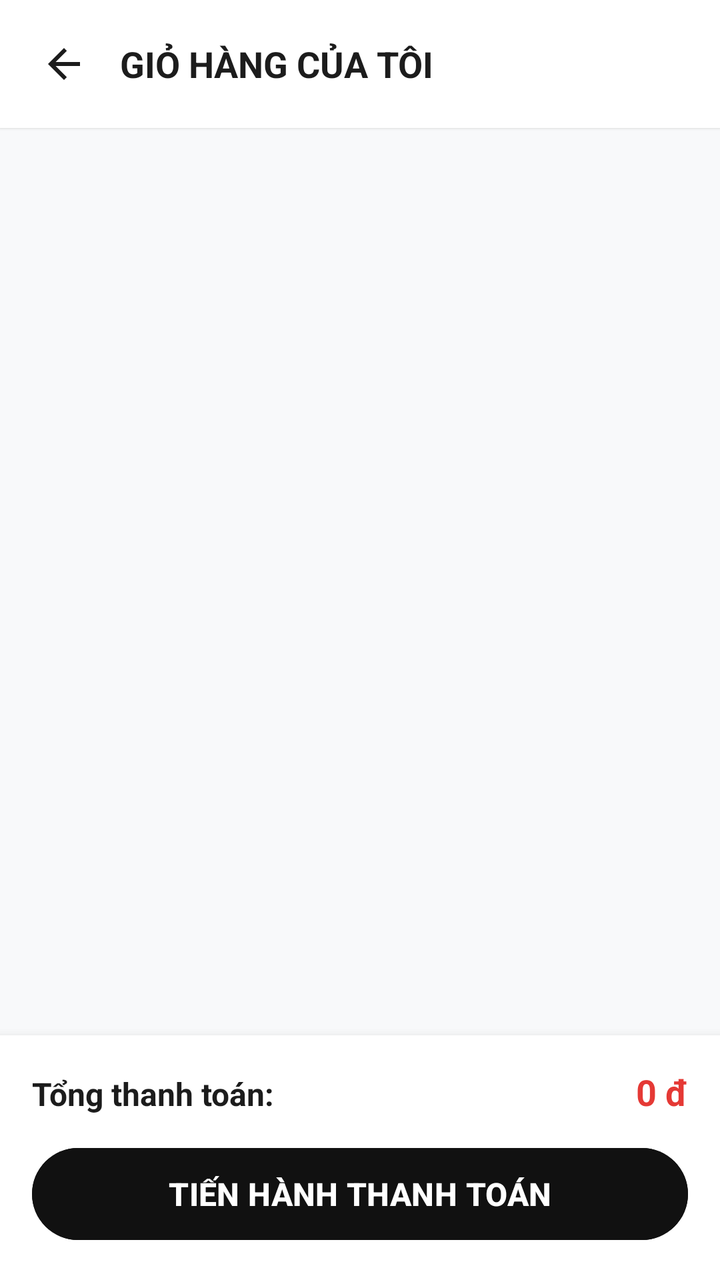
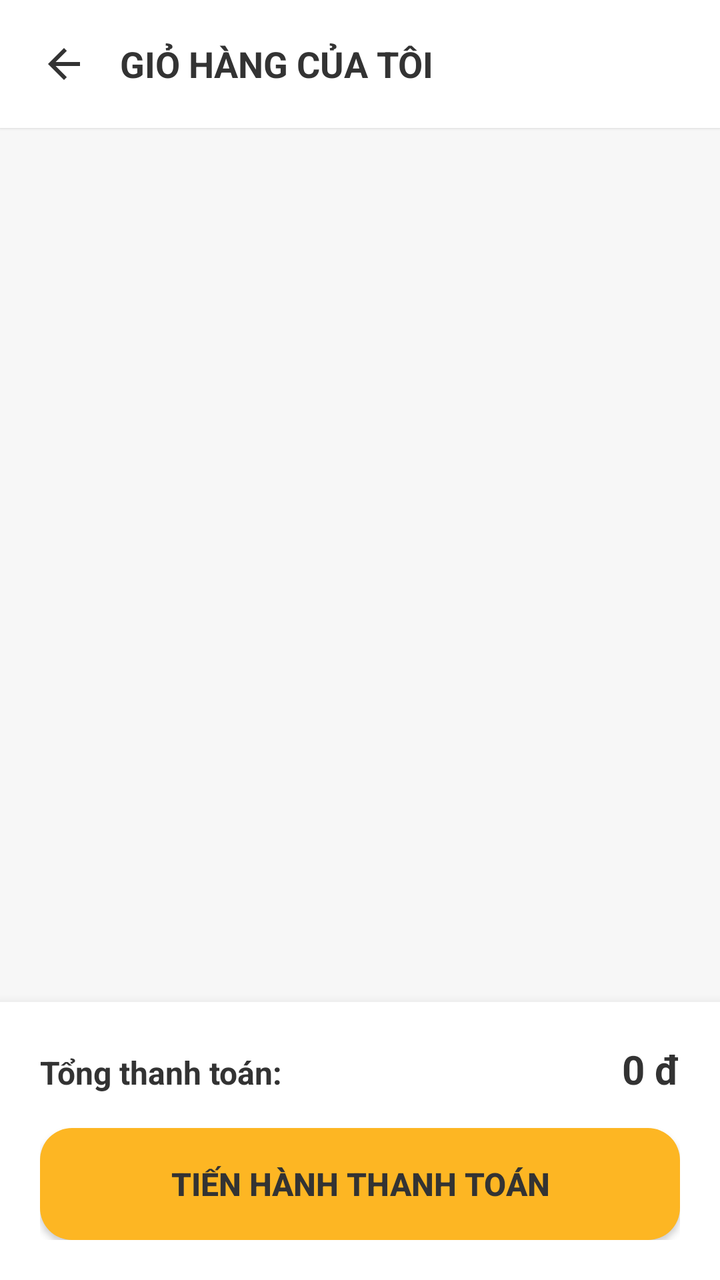

Before-and-after screenshots of an Android layout around one commit, followed by the original layout XML and the change that was made.
<!-- AndroidManifest.xml: application theme Theme.MobileDeviceStoreTDMU -->
<!-- res/layout/activity_gio_hang.xml -->
<?xml version="1.0" encoding="utf-8"?>
<LinearLayout xmlns:android="http://schemas.android.com/apk/res/android"
    xmlns:tools="http://schemas.android.com/tools"
    android:layout_width="match_parent"
    android:layout_height="match_parent"
    android:orientation="vertical"
    android:background="#F8F9FA"
    android:fitsSystemWindows="true"
    tools:context=".activity.GioHangActivity">

    
    <LinearLayout
        android:layout_width="match_parent"
        android:layout_height="wrap_content"
        android:background="#FFFFFF"
        android:elevation="1dp"
        android:padding="16dp"
        android:orientation="horizontal"
        android:gravity="center_vertical">

        <ImageView
            android:id="@+id/btnBackHeader"
            android:layout_width="32dp"
            android:layout_height="32dp"
            android:src="@drawable/ic_arrow_back"
            android:background="?attr/selectableItemBackgroundBorderless"
            android:padding="4dp"
            android:layout_marginEnd="12dp" />

        <TextView
            android:layout_width="0dp"
            android:layout_height="wrap_content"
            android:layout_weight="1"
            android:text="GIỎ HÀNG CỦA TÔI"
            android:textSize="18sp"
            android:textStyle="bold"
            android:textColor="#1C1C1C" />

    </LinearLayout>

    <TextView
        android:id="@+id/tvEmptyGioHang"
        android:layout_width="match_parent"
        android:layout_height="0dp"
        android:layout_weight="1"
        android:text="Giỏ hàng của bạn đang trống!"
        android:textColor="#8E8E93"
        android:textSize="15sp"
        android:gravity="center"
        android:visibility="gone" />

    <androidx.recyclerview.widget.RecyclerView
        android:id="@+id/rvGioHang"
        android:layout_width="match_parent"
        android:layout_height="0dp"
        android:layout_weight="1"
        android:clipToPadding="false"
        android:paddingBottom="16dp" />

    
    <LinearLayout
        android:id="@+id/layoutBottomGioHang"
        android:layout_width="match_parent"
        android:layout_height="wrap_content"
        android:background="#FFFFFF"
        android:elevation="8dp"
        android:padding="16dp"
        android:orientation="vertical">

        <LinearLayout
            android:layout_width="match_parent"
            android:layout_height="wrap_content"
            android:orientation="horizontal"
            android:layout_marginBottom="12dp">

            <TextView
                android:layout_width="0dp"
                android:layout_height="wrap_content"
                android:layout_weight="1"
                android:text="Tổng thanh toán:"
                android:textColor="#1C1C1C"
                android:textSize="16sp"
                android:textStyle="bold" />

            <TextView
                android:id="@+id/tvTongTienGioHang"
                android:layout_width="wrap_content"
                android:layout_height="wrap_content"
                android:text="0 đ"
                android:textColor="#E53935"
                android:textSize="18sp"
                android:textStyle="bold" />

        </LinearLayout>

        <Button
            android:id="@+id/btnThanhToanGioHang"
            android:layout_width="match_parent"
            android:layout_height="54dp"
            android:text="TIẾN HÀNH THANH TOÁN"
            android:backgroundTint="#111111"
            android:textColor="#FFFFFF"
            android:textSize="16sp"
            android:textStyle="bold" />

    </LinearLayout>

</LinearLayout>
<!-- resources referenced by this layout -->
<resources>
  <!-- drawable ic_arrow_back (drawable) -->
  <vector xmlns:android="http://schemas.android.com/apk/res/android"
      android:width="24dp"
      android:height="24dp"
      android:viewportWidth="24"
      android:viewportHeight="24">
      <path
          android:fillColor="#1C1C1C"
          android:pathData="M20,11H7.83l5.59,-5.59L12,4l-8,8 8,8 1.41,-1.41L7.83,13H20v-2z"/>
  </vector>
  <style name="Theme.MobileDeviceStoreTDMU" parent="Base.Theme.MobileDeviceStoreTDMU" />
  <style name="Base.Theme.MobileDeviceStoreTDMU" parent="Theme.Material3.DayNight.NoActionBar">
          
          
      </style>
</resources>

<!-- the commit's change to res/layout/activity_gio_hang.xml (unified diff, before → after) -->
@@ -1,10 +1,11 @@
 <?xml version="1.0" encoding="utf-8"?>
 <LinearLayout xmlns:android="http://schemas.android.com/apk/res/android"
     xmlns:tools="http://schemas.android.com/tools"
+    xmlns:app="http://schemas.android.com/apk/res-auto"
     android:layout_width="match_parent"
     android:layout_height="match_parent"
     android:orientation="vertical"
-    android:background="#F8F9FA"
+    android:background="@color/bg_light"
     android:fitsSystemWindows="true"
     tools:context=".activity.GioHangActivity">
 
@@ -12,7 +13,7 @@
     <LinearLayout
         android:layout_width="match_parent"
         android:layout_height="wrap_content"
-        android:background="#FFFFFF"
+        android:background="@color/bg_white"
         android:elevation="1dp"
         android:padding="16dp"
         android:orientation="horizontal"
@@ -25,6 +26,7 @@
             android:src="@drawable/ic_arrow_back"
             android:background="?attr/selectableItemBackgroundBorderless"
             android:padding="4dp"
+            app:tint="@color/text_primary"
             android:layout_marginEnd="12dp" />
 
         <TextView
@@ -34,7 +36,7 @@
             android:text="GIỎ HÀNG CỦA TÔI"
             android:textSize="18sp"
             android:textStyle="bold"
-            android:textColor="#1C1C1C" />
+            android:textColor="@color/text_primary" />
 
     </LinearLayout>
 
@@ -44,8 +46,8 @@
         android:layout_height="0dp"
         android:layout_weight="1"
         android:text="Giỏ hàng của bạn đang trống!"
-        android:textColor="#8E8E93"
-        android:textSize="15sp"
+        android:textColor="@color/text_secondary"
+        android:textSize="16sp"
         android:gravity="center"
         android:visibility="gone" />
 
@@ -55,30 +57,30 @@
         android:layout_height="0dp"
         android:layout_weight="1"
         android:clipToPadding="false"
-        android:paddingBottom="16dp" />
+        android:paddingBottom="24dp" />
 
     
     <LinearLayout
         android:id="@+id/layoutBottomGioHang"
         android:layout_width="match_parent"
         android:layout_height="wrap_content"
-        android:background="#FFFFFF"
+        android:background="@color/bg_white"
         android:elevation="8dp"
-        android:padding="16dp"
+        android:padding="20dp"
         android:orientation="vertical">
 
         <LinearLayout
             android:layout_width="match_parent"
             android:layout_height="wrap_content"
             android:orientation="horizontal"
-            android:layout_marginBottom="12dp">
+            android:layout_marginBottom="16dp">
 
             <TextView
                 android:layout_width="0dp"
                 android:layout_height="wrap_content"
                 android:layout_weight="1"
                 android:text="Tổng thanh toán:"
-                android:textColor="#1C1C1C"
+                android:textColor="@color/text_primary"
                 android:textSize="16sp"
                 android:textStyle="bold" />
 
@@ -87,21 +89,23 @@
                 android:layout_width="wrap_content"
                 android:layout_height="wrap_content"
                 android:text="0 đ"
-                android:textColor="#E53935"
-                android:textSize="18sp"
+                android:textColor="@color/primary_black"
+                android:textSize="20sp"
                 android:textStyle="bold" />
 
         </LinearLayout>
 
-        <Button
+        <androidx.appcompat.widget.AppCompatButton
             android:id="@+id/btnThanhToanGioHang"
             android:layout_width="match_parent"
-            android:layout_height="54dp"
+            android:layout_height="56dp"
             android:text="TIẾN HÀNH THANH TOÁN"
-            android:backgroundTint="#111111"
-            android:textColor="#FFFFFF"
+            android:background="@drawable/bg_btn_primary"
+            android:textColor="@color/text_on_yellow"
             android:textSize="16sp"
-            android:textStyle="bold" />
+            android:textStyle="bold"
+            android:elevation="2dp"
+            android:stateListAnimator="@null" />
 
     </LinearLayout>
 
<!-- resource entries referenced after the edit -->
@@ -1,5 +1,18 @@
 <!-- resources referenced by this layout -->
 <resources>
+  <color name="bg_light">#F7F7F7</color>
+  <color name="bg_white">#FFFFFF</color>
+  <color name="primary_black">#333333</color>
+  <color name="text_on_yellow">#333333</color>
+  <color name="text_primary">#333333</color>
+  <color name="text_secondary">#8E8E93</color>
+  <!-- drawable bg_btn_primary (drawable) -->
+  <?xml version="1.0" encoding="utf-8"?>
+  <shape xmlns:android="http://schemas.android.com/apk/res/android"
+      android:shape="rectangle">
+      <solid android:color="@color/primary_yellow" />
+      <corners android:radius="16dp" />
+  </shape>
   <!-- drawable ic_arrow_back (drawable) -->
   <vector xmlns:android="http://schemas.android.com/apk/res/android"
       android:width="24dp"
@@ -11,6 +24,7 @@
           android:pathData="M20,11H7.83l5.59,-5.59L12,4l-8,8 8,8 1.41,-1.41L7.83,13H20v-2z"/>
   </vector>
   <style name="Theme.MobileDeviceStoreTDMU" parent="Base.Theme.MobileDeviceStoreTDMU" />
+  <color name="primary_yellow">#FDB623</color>
   <style name="Base.Theme.MobileDeviceStoreTDMU" parent="Theme.Material3.DayNight.NoActionBar">
           
           
